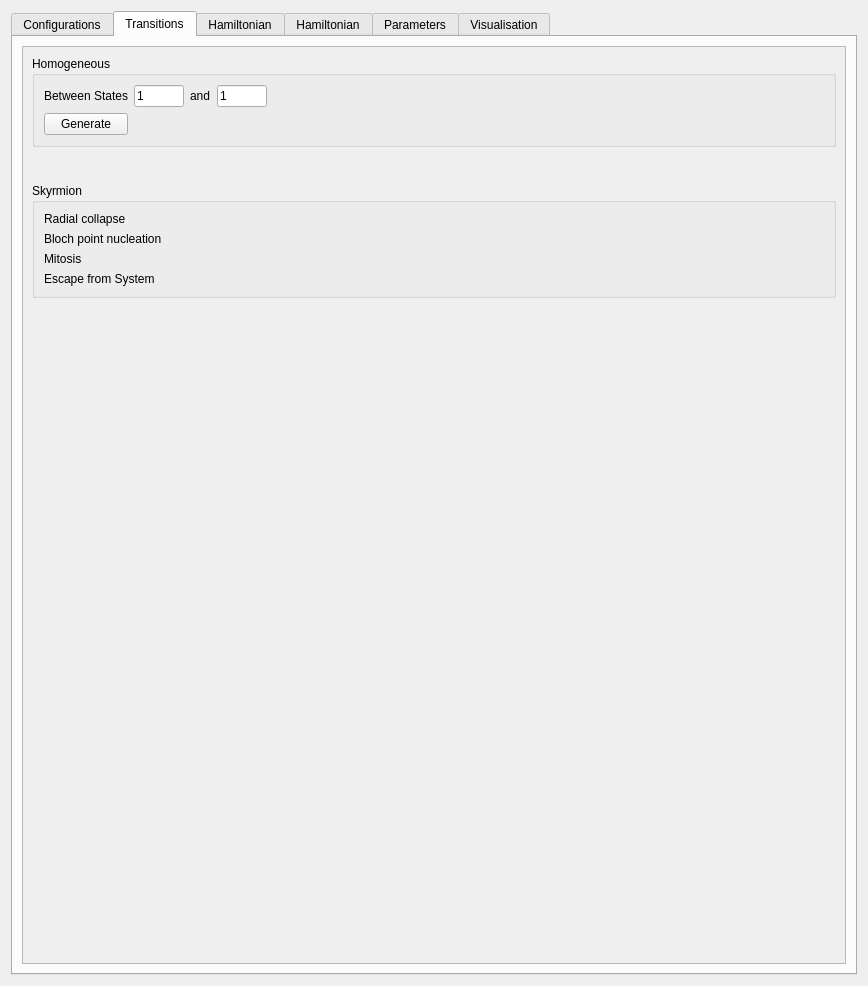
Before: the Qt Designer form ui-qt/ui/SettingsWidget.ui in spirit-code/spirit, drawn with Qt 5.
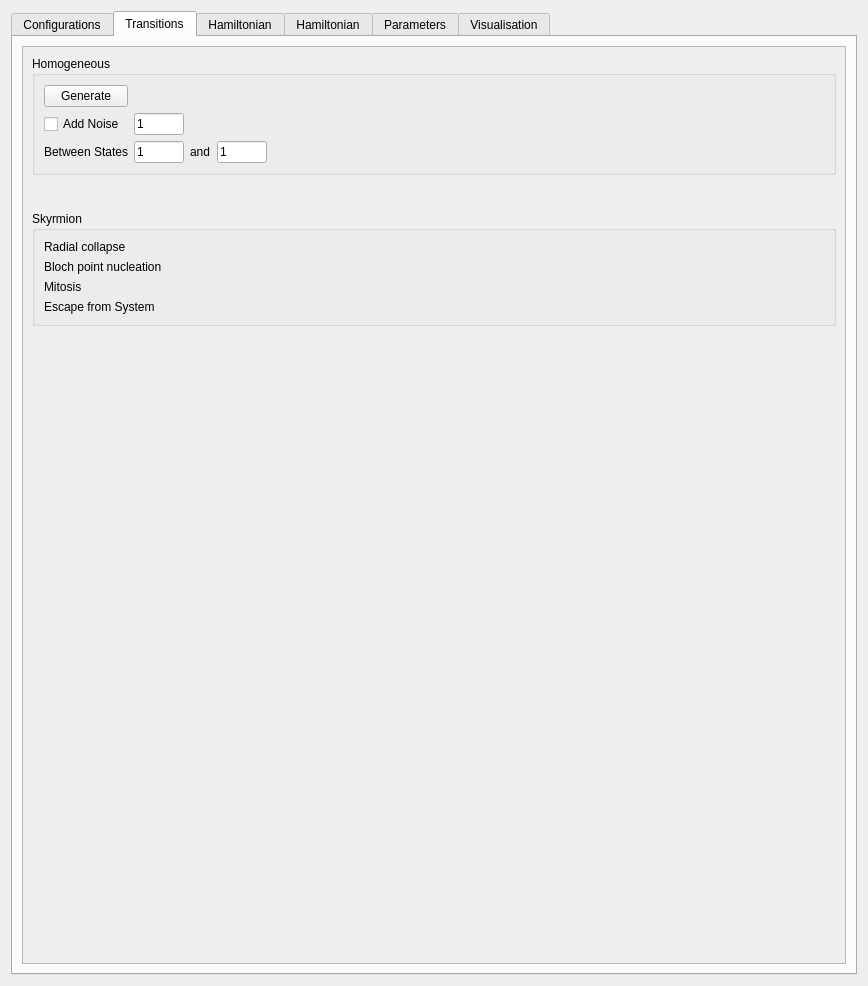
After: the same form once the commit is applied. The open tabs and pages were chosen to show the change.

Commit message: Added noise functions to Configurations and Transitions, scaled temperature. A question is if temperature and noise are correctly related in these functions.

The edit to the form file:
```diff
--- a/ui-qt/ui/SettingsWidget.ui
+++ b/ui-qt/ui/SettingsWidget.ui
@@ -1074,7 +1074,26 @@
               <string>Homogeneous</string>
              </property>
              <layout class="QGridLayout" name="gridLayout_33">
-              <item row="0" column="3">
+              <item row="2" column="1">
+               <widget class="QLineEdit" name="lineEdit_Transition_Homogeneous_First">
+                <property name="minimumSize">
+                 <size>
+                  <width>40</width>
+                  <height>22</height>
+                 </size>
+                </property>
+                <property name="maximumSize">
+                 <size>
+                  <width>50</width>
+                  <height>16777215</height>
+                 </size>
+                </property>
+                <property name="text">
+                 <string>1</string>
+                </property>
+               </widget>
+              </item>
+              <item row="2" column="3">
                <widget class="QLineEdit" name="lineEdit_Transition_Homogeneous_Last">
                 <property name="minimumSize">
                  <size>
@@ -1093,40 +1112,21 @@
                 </property>
                </widget>
               </item>
-              <item row="0" column="2">
+              <item row="2" column="2">
                <widget class="QLabel" name="label_26">
                 <property name="text">
                  <string>and</string>
                 </property>
                </widget>
               </item>
-              <item row="0" column="1">
-               <widget class="QLineEdit" name="lineEdit_Transition_Homogeneous_First">
-                <property name="minimumSize">
-                 <size>
-                  <width>40</width>
-                  <height>22</height>
-                 </size>
-                </property>
-                <property name="maximumSize">
-                 <size>
-                  <width>50</width>
-                  <height>16777215</height>
-                 </size>
-                </property>
-                <property name="text">
-                 <string>1</string>
-                </property>
-               </widget>
-              </item>
-              <item row="0" column="0">
+              <item row="2" column="0">
                <widget class="QLabel" name="label_24">
                 <property name="text">
                  <string>Between States</string>
                 </property>
                </widget>
               </item>
-              <item row="0" column="4">
+              <item row="2" column="4">
                <spacer name="horizontalSpacer_23">
                 <property name="orientation">
                  <enum>Qt::Horizontal</enum>
@@ -1139,13 +1139,33 @@
                 </property>
                </spacer>
               </item>
-              <item row="1" column="0">
+              <item row="0" column="0">
                <widget class="QPushButton" name="pushButton_Transition_Homogeneous">
                 <property name="text">
                  <string>Generate</string>
                 </property>
                </widget>
               </item>
+              <item row="1" column="0">
+               <widget class="QCheckBox" name="checkBox_Transition_Noise">
+                <property name="text">
+                 <string>Add Noise</string>
+                </property>
+               </widget>
+              </item>
+              <item row="1" column="1">
+               <widget class="QLineEdit" name="lineEdit_Transition_Noise">
+                <property name="maximumSize">
+                 <size>
+                  <width>50</width>
+                  <height>50</height>
+                 </size>
+                </property>
+                <property name="text">
+                 <string>1</string>
+                </property>
+               </widget>
+              </item>
              </layout>
             </widget>
            </item>
```
Left out of the diff: 37 changed lines with no effect on the pictures. The commit also changes 10 other files.
